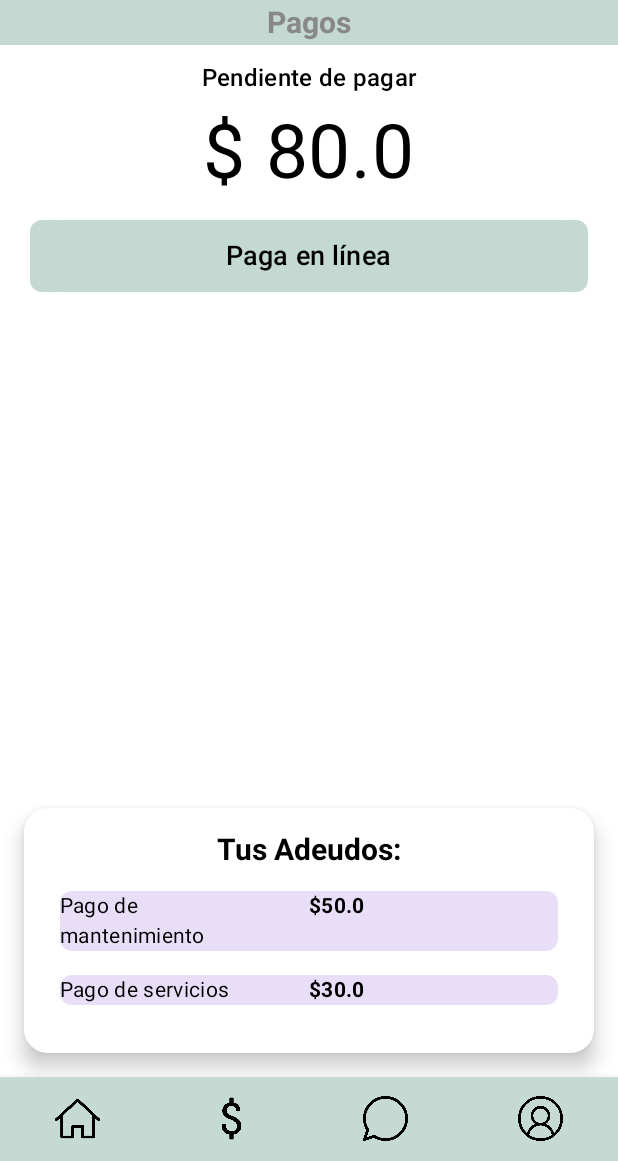
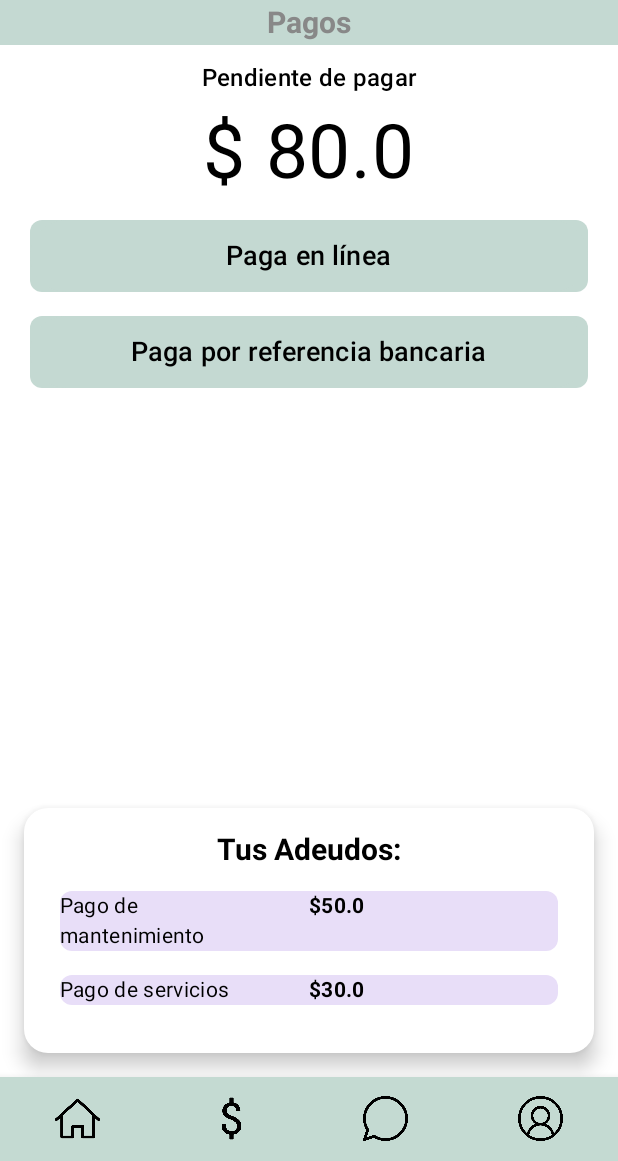
Before and after one commit to ksuwu1/Condominio, an Android app built with Jetpack Compose: the @Preview function PaymentsScreenPreview, on a phone screen of 412 x 824 dp, the part 75-1236 px from its top. Run offline under Robolectric (Android 15) with nearby library versions, the phone set to English and light mode, and no system bars.

Commit message:
✨ Modify PaymentScreen, added bank reference button

```diff
--- a/app/src/main/java/com/ita/condominio/screens/PaymentsScreen.kt
+++ b/app/src/main/java/com/ita/condominio/screens/PaymentsScreen.kt
@@ -1,4 +1,3 @@
-
 package com.ita.condominio.screens
 
 import androidx.compose.foundation.background
@@ -21,6 +20,7 @@ import androidx.compose.runtime.rememberCoroutineScope
 import androidx.compose.ui.Alignment
 import androidx.compose.ui.Modifier
 import androidx.compose.ui.graphics.Color
+import androidx.compose.ui.platform.LocalContext
 import androidx.compose.ui.text.font.FontWeight
 import androidx.compose.ui.tooling.preview.Preview
 import androidx.compose.ui.unit.dp
@@ -30,6 +30,7 @@ import androidx.navigation.compose.rememberNavController
 import com.ita.condominio.BottomNavigationBar
 import com.ita.condominio.CustomHeader
 import kotlinx.coroutines.launch
+import androidx.compose.ui.platform.LocalContext
 
 // Modelo para los adeudos
 data class Adeudo(
@@ -61,6 +62,15 @@ fun PaymentsScreen(navController: NavHostController) {
 
     // Calculamos el monto pendiente sumando los adeudos
     val pendingAmount by remember { derivedStateOf { adeudos.value.sumOf { it.cantidad } } }
+
+    // Parámetros para el PDF
+    val bankName = "Banco Ejemplo"
+    val accountNumber = "1234567890"
+    val referenceNumber = "REF12345"
+    val nombreCompleto = "Juan Pérez"
+
+    // Usamos LocalContext para obtener el contexto
+    val context = LocalContext.current
 
     Column(
         modifier = Modifier.fillMaxSize()
@@ -104,6 +114,32 @@ fun PaymentsScreen(navController: NavHostController) {
                     )
                 ) {
                     Text(text = "Paga en línea", fontSize = 18.sp)
+                }
+
+                // Agregar el botón para pagar por referencia bancaria
+                Button(
+                    onClick = {
+                        // Llamada a la función para generar el PDF
+                        PDFGenerator.generarFichaPDF(
+                            context = context,
+                            bankName = bankName,
+                            accountNumber = accountNumber,
+                            referenceNumber = referenceNumber,
+                            nombreCompleto = nombreCompleto,
+                            totalAmount = pendingAmount
+                        )
+                    },
+                    modifier = Modifier
+                        .padding(top = 16.dp) // Espacio entre los botones
+                        .height(48.dp)
+                        .fillMaxWidth()
+                        .background(Color(0xFFC4D9D2), RoundedCornerShape(8.dp)),
+                    colors = androidx.compose.material3.ButtonDefaults.buttonColors(
+                        containerColor = Color(0xFFC4D9D2),
+                        contentColor = Color.Black
+                    )
+                ) {
+                    Text(text = "Paga por referencia bancaria", fontSize = 18.sp)
                 }
 
                 // Desglose de la información del pago
```
